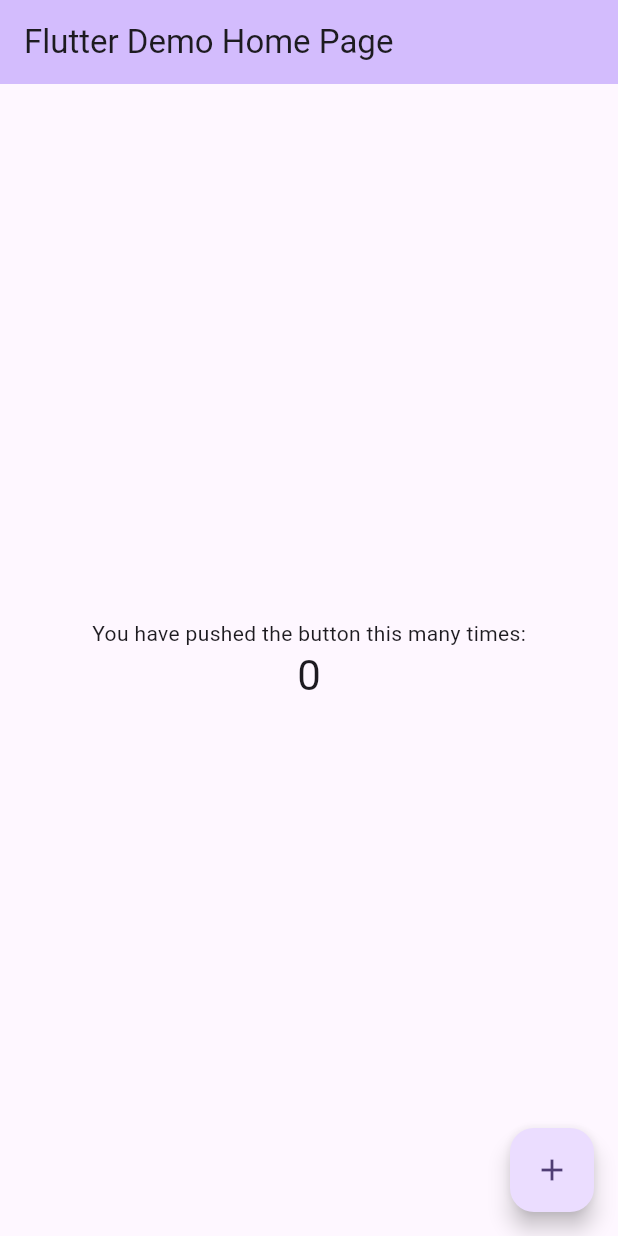
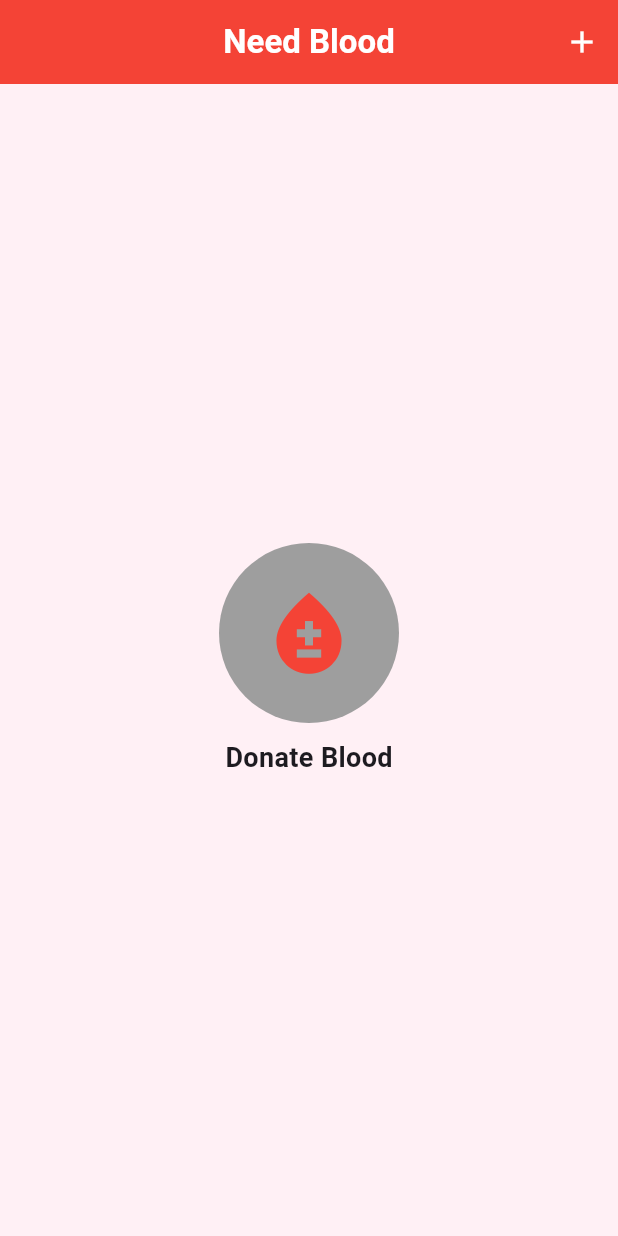
Before and after one commit to reaz24/ostad_live_test_02, a Flutter app: the screen it shows after launch, on a phone screen of 412 x 824 dp. Run offline on Flutter 3.47's test engine with Material 3 defaults, Android fonts, the phone set to English and light mode, and no system bars.

```diff
--- a/lib/main.dart
+++ b/lib/main.dart
@@ -5,121 +5,83 @@ void main() {
 }
 
 class MyApp extends StatelessWidget {
-  const MyApp({super.key});
+  const MyApp({Key? key}) : super(key: key);
 
-  // This widget is the root of your application.
   @override
   Widget build(BuildContext context) {
     return MaterialApp(
-      title: 'Flutter Demo',
+      debugShowCheckedModeBanner: false,
+      title: 'Need Blood',
       theme: ThemeData(
-        // This is the theme of your application.
-        //
-        // TRY THIS: Try running your application with "flutter run". You'll see
-        // the application has a purple toolbar. Then, without quitting the app,
-        // try changing the seedColor in the colorScheme below to Colors.green
-        // and then invoke "hot reload" (save your changes or press the "hot
-        // reload" button in a Flutter-supported IDE, or press "r" if you used
-        // the command line to start the app).
-        //
-        // Notice that the counter didn't reset back to zero; the application
-        // state is not lost during the reload. To reset the state, use hot
-        // restart instead.
-        //
-        // This works for code too, not just values: Most code changes can be
-        // tested with just a hot reload.
-        colorScheme: ColorScheme.fromSeed(seedColor: Colors.deepPurple),
-        useMaterial3: true,
+        primarySwatch: Colors.red,
       ),
-      home: const MyHomePage(title: 'Flutter Demo Home Page'),
+      home: const HomeScreen(),
     );
   }
 }
 
-class MyHomePage extends StatefulWidget {
-  const MyHomePage({super.key, required this.title});
-
-  // This widget is the home page of your application. It is stateful, meaning
-  // that it has a State object (defined below) that contains fields that affect
-  // how it looks.
-
-  // This class is the configuration for the state. It holds the values (in this
-  // case the title) provided by the parent (in this case the App widget) and
-  // used by the build method of the State. Fields in a Widget subclass are
-  // always marked "final".
-
-  final String title;
-
-  @override
-  State<MyHomePage> createState() => _MyHomePageState();
-}
-
-class _MyHomePageState extends State<MyHomePage> {
-  int _counter = 0;
-
-  void _incrementCounter() {
-    setState(() {
-      // This call to setState tells the Flutter framework that something has
-      // changed in this State, which causes it to rerun the build method below
-      // so that the display can reflect the updated values. If we changed
-      // _counter without calling setState(), then the build method would not be
-      // called again, and so nothing would appear to happen.
-      _counter++;
-    });
-  }
+class HomeScreen extends StatelessWidget {
+  const HomeScreen({Key? key}) : super(key: key);
 
   @override
   Widget build(BuildContext context) {
-    // This method is rerun every time setState is called, for instance as done
-    // by the _incrementCounter method above.
-    //
-    // The Flutter framework has been optimized to make rerunning build methods
-    // fast, so that you can just rebuild anything that needs updating rather
-    // than having to individually change instances of widgets.
     return Scaffold(
       appBar: AppBar(
-        // TRY THIS: Try changing the color here to a specific color (to
-        // Colors.amber, perhaps?) and trigger a hot reload to see the AppBar
-        // change color while the other colors stay the same.
-        backgroundColor: Theme.of(context).colorScheme.inversePrimary,
-        // Here we take the value from the MyHomePage object that was created by
-        // the App.build method, and use it to set our appbar title.
-        title: Text(widget.title),
+        backgroundColor: Colors.red,
+        centerTitle: true,
+        title: const Text(
+          'Need Blood',
+          style: TextStyle(
+            color: Colors.white,
+            fontWeight: FontWeight.bold,
+          ),
+        ),
+        actions: [
+          IconButton(
+            onPressed: () {
+
+            },
+            icon: const Icon(Icons.add, color: Colors.white),
+          ),
+        ],
       ),
-      body: Center(
-        // Center is a layout widget. It takes a single child and positions it
-        // in the middle of the parent.
+      body: Container(
+        color: const Color(0xFFFFF0F5),
+        alignment: Alignment.center,
         child: Column(
-          // Column is also a layout widget. It takes a list of children and
-          // arranges them vertically. By default, it sizes itself to fit its
-          // children horizontally, and tries to be as tall as its parent.
-          //
-          // Column has various properties to control how it sizes itself and
-          // how it positions its children. Here we use mainAxisAlignment to
-          // center the children vertically; the main axis here is the vertical
-          // axis because Columns are vertical (the cross axis would be
-          // horizontal).
-          //
-          // TRY THIS: Invoke "debug painting" (choose the "Toggle Debug Paint"
-          // action in the IDE, or press "p" in the console), to see the
-          // wireframe for each widget.
           mainAxisAlignment: MainAxisAlignment.center,
-          children: <Widget>[
+          children: [
+            GestureDetector(
+              onTap: () {
+
+              },
+              child: Container(
+                width: 120,
+                height: 120,
+                decoration: BoxDecoration(
+                  color: Colors.grey,
+                  shape: BoxShape.circle,
+                ),
+                child: const Center(
+                  child: Icon(
+                    Icons.bloodtype,
+                    color: Colors.red,
+                    size:65,
+                  ),
+                ),
+              ),
+            ),
+            const SizedBox(height: 10),
             const Text(
-              'You have pushed the button this many times:',
-            ),
-            Text(
-              '$_counter',
-              style: Theme.of(context).textTheme.headlineMedium,
+              'Donate Blood',
+              style: TextStyle(
+                fontSize: 18,
+                fontWeight: FontWeight.bold,
+              ),
             ),
           ],
         ),
       ),
-      floatingActionButton: FloatingActionButton(
-        onPressed: _incrementCounter,
-        tooltip: 'Increment',
-        child: const Icon(Icons.add),
-      ), // This trailing comma makes auto-formatting nicer for build methods.
     );
   }
 }
```
